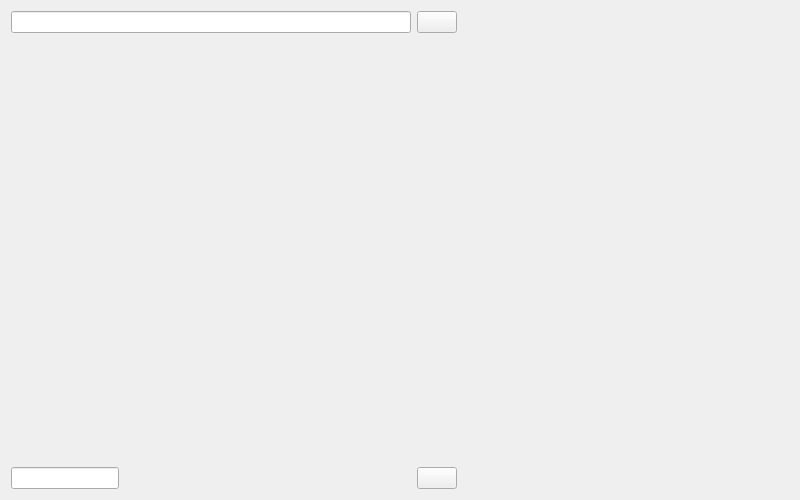
This is EventAnalyser/gui/fetch_tweets.ui in atrevisan/EventAnalyser as Qt 5 draws it before an edit. The edited form follows.
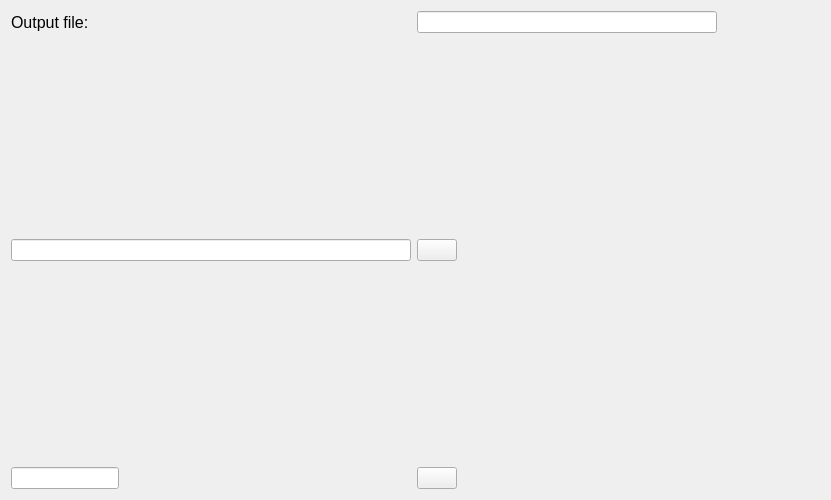
This is the edited form. Icons and pictures are not drawn.

```diff
--- a/EventAnalyser/gui/fetch_tweets.ui
+++ b/EventAnalyser/gui/fetch_tweets.ui
@@ -6,7 +6,7 @@
    <rect>
     <x>0</x>
     <y>0</y>
-    <width>800</width>
+    <width>831</width>
     <height>500</height>
    </rect>
   </property>
@@ -19,8 +19,8 @@
      <property name="fieldGrowthPolicy">
       <enum>QFormLayout::AllNonFixedFieldsGrow</enum>
      </property>
-     <item row="0" column="0">
-      <widget class="QLineEdit" name="lineEdit">
+     <item row="2" column="0">
+      <widget class="QLineEdit" name="lineEditQuerry">
        <property name="minimumSize">
         <size>
          <width>400</width>
@@ -35,36 +35,49 @@
        </property>
       </widget>
      </item>
-     <item row="0" column="1">
-      <widget class="QPushButton" name="pushButton">
-       <property name="maximumSize">
-        <size>
-         <width>40</width>
-         <height>40</height>
-        </size>
-       </property>
-       <property name="text">
-        <string/>
-       </property>
-       <property name="icon">
-        <iconset>
-         <normalon>mg.png</normalon>
-        </iconset>
-       </property>
-      </widget>
-     </item>
-     <item row="2" column="0">
-      <widget class="QLineEdit" name="lineEdit_2">
-       <property name="minimumSize">
-        <size>
-         <width>20</width>
-         <height>0</height>
-        </size>
-       </property>
-      </widget>
-     </item>
      <item row="2" column="1">
-      <widget class="QPushButton" name="pushButton_2">
+      <widget class="QPushButton" name="pushButtonSearch">
+       <property name="maximumSize">
+        <size>
+         <width>40</width>
+         <height>40</height>
+        </size>
+       </property>
+       <property name="text">
+        <string/>
+       </property>
+       <property name="icon">
+        <iconset>
+         <normalon>mg.png</normalon>
+        </iconset>
+       </property>
+      </widget>
+     </item>
+     <item row="4" column="0">
+      <spacer name="verticalSpacer">
+       <property name="orientation">
+        <enum>Qt::Vertical</enum>
+       </property>
+       <property name="sizeHint" stdset="0">
+        <size>
+         <width>20</width>
+         <height>40</height>
+        </size>
+       </property>
+      </spacer>
+     </item>
+     <item row="7" column="0">
+      <widget class="QLineEdit" name="lineEditTweetsCount">
+       <property name="minimumSize">
+        <size>
+         <width>20</width>
+         <height>0</height>
+        </size>
+       </property>
+      </widget>
+     </item>
+     <item row="7" column="1">
+      <widget class="QPushButton" name="pushButtonStopSearching">
        <property name="minimumSize">
         <size>
          <width>0</width>
@@ -93,8 +106,36 @@
        </property>
       </widget>
      </item>
+     <item row="0" column="0">
+      <widget class="QLabel" name="label">
+       <property name="font">
+        <font>
+         <pointsize>12</pointsize>
+        </font>
+       </property>
+       <property name="text">
+        <string>Output file:</string>
+       </property>
+      </widget>
+     </item>
+     <item row="0" column="1">
+      <widget class="QLineEdit" name="lineEditOutputFile">
+       <property name="minimumSize">
+        <size>
+         <width>0</width>
+         <height>0</height>
+        </size>
+       </property>
+       <property name="maximumSize">
+        <size>
+         <width>300</width>
+         <height>16777215</height>
+        </size>
+       </property>
+      </widget>
+     </item>
      <item row="1" column="0">
-      <spacer name="verticalSpacer">
+      <spacer name="verticalSpacer_2">
        <property name="orientation">
         <enum>Qt::Vertical</enum>
        </property>
```
